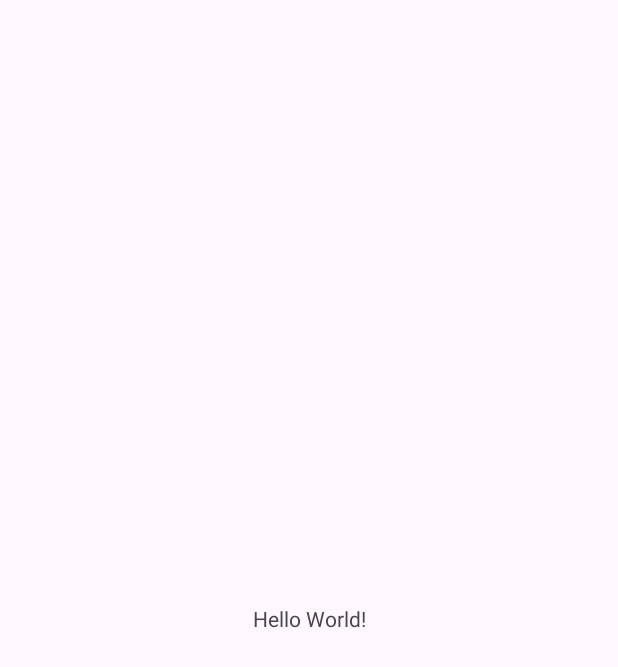
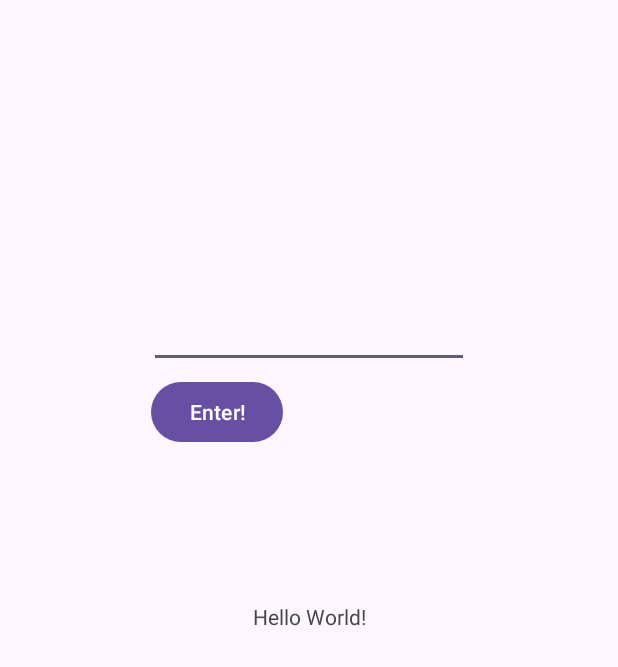
Before and after one commit to abryan9/mobileProgramming, an Android app: the screen it shows after launch (MainActivity), on a phone screen of 412 x 824 dp. Before the commit the part shown is almost empty. Shown: the top 667 px of the screen. Run offline under Robolectric (Android 15) with nearby library versions, the phone set to English and light mode, and no system bars.

Commit message:
Bones are in.

```diff
--- a/firstapp/app/src/main/java/edu/cosc4730/firstapp/MainActivity.java
+++ b/firstapp/app/src/main/java/edu/cosc4730/firstapp/MainActivity.java
@@ -15,7 +15,7 @@ public class MainActivity extends AppCompatActivity {
         super.onCreate(savedInstanceState);
         EdgeToEdge.enable(this);
         setContentView(R.layout.activity_main);
-        ViewCompat.setOnApplyWindowInsetsListener(findViewById(R.id.main), (v, insets) -> {
+        ViewCompat.setOnApplyWindowInsetsListener(findViewById(R.id.name_input), (v, insets) -> {
             Insets systemBars = insets.getInsets(WindowInsetsCompat.Type.systemBars());
             v.setPadding(systemBars.left, systemBars.top, systemBars.right, systemBars.bottom);
             return insets;
--- a/firstapp/app/src/main/res/layout/activity_main.xml
+++ b/firstapp/app/src/main/res/layout/activity_main.xml
@@ -2,18 +2,43 @@
 <androidx.constraintlayout.widget.ConstraintLayout xmlns:android="http://schemas.android.com/apk/res/android"
     xmlns:app="http://schemas.android.com/apk/res-auto"
     xmlns:tools="http://schemas.android.com/tools"
-    android:id="@+id/main"
+    android:id="@+id/name_input"
     android:layout_width="match_parent"
     android:layout_height="match_parent"
     tools:context=".MainActivity">
 
     <TextView
-        android:layout_width="wrap_content"
-        android:layout_height="wrap_content"
+        android:id="@+id/display_box"
+        android:layout_width="164dp"
+        android:layout_height="22dp"
         android:text="Hello World!"
+        android:textAlignment="center"
         app:layout_constraintBottom_toBottomOf="parent"
         app:layout_constraintEnd_toEndOf="parent"
         app:layout_constraintStart_toStartOf="parent"
         app:layout_constraintTop_toTopOf="parent" />
 
+    <EditText
+        android:id="@+id/name_input"
+        android:layout_width="wrap_content"
+        android:layout_height="wrap_content"
+        android:layout_marginTop="200dp"
+        android:contentDescription="Name"
+        android:ems="10"
+        android:inputType="text"
+        app:layout_constraintEnd_toEndOf="parent"
+        app:layout_constraintStart_toStartOf="parent"
+        app:layout_constraintTop_toTopOf="parent" />
+
+    <Button
+        android:id="@+id/enter_button"
+        android:layout_width="wrap_content"
+        android:layout_height="wrap_content"
+        android:layout_marginTop="5dp"
+        android:text="Enter!"
+        app:layout_constraintEnd_toEndOf="parent"
+        app:layout_constraintHorizontal_bias="0.31"
+        app:layout_constraintStart_toStartOf="parent"
+        app:layout_constraintTop_toBottomOf="@+id/name_input" />
+
 </androidx.constraintlayout.widget.ConstraintLayout>
```
